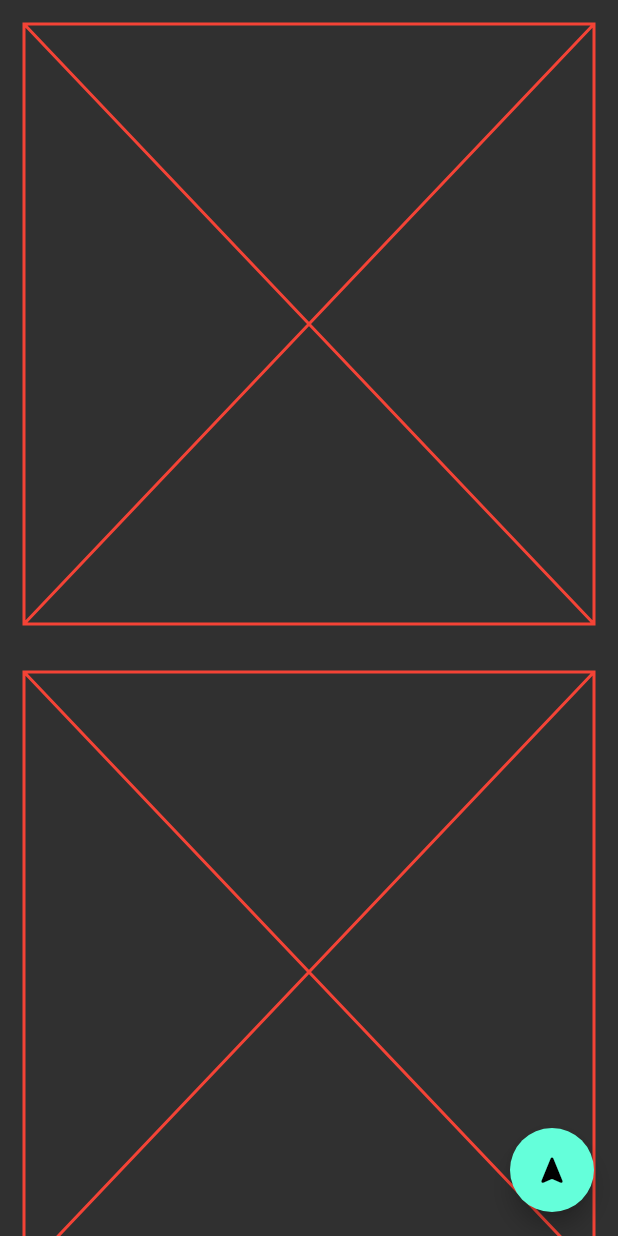
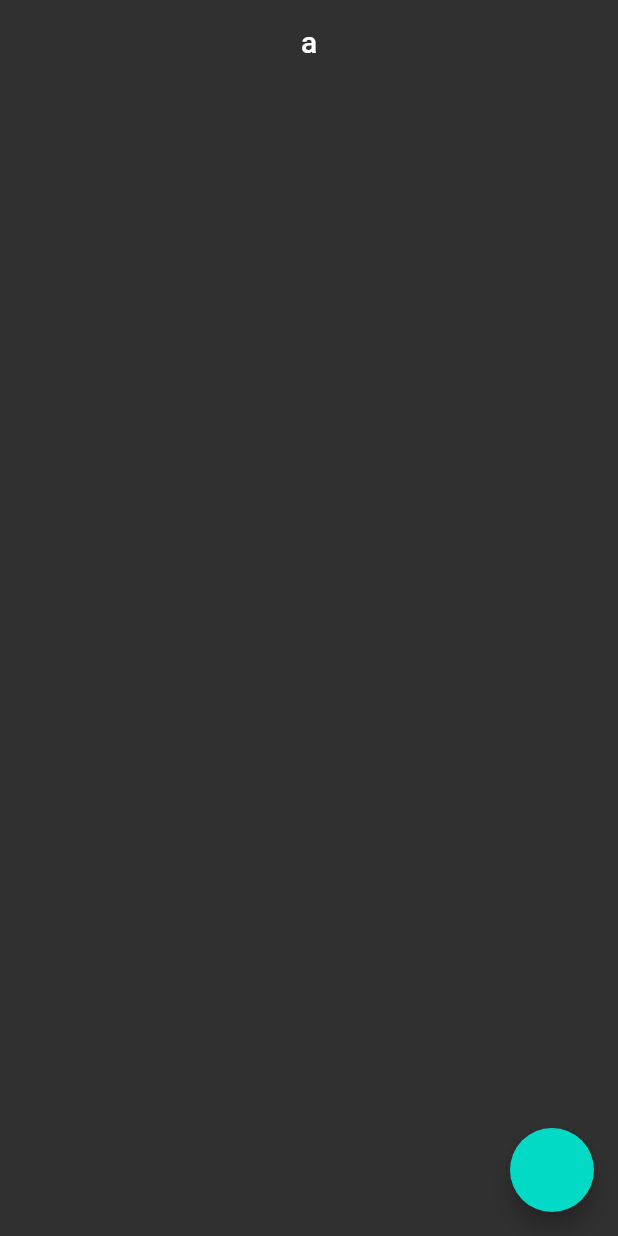
Before and after one commit to mustafaalpyanikoglu/Flutter-Full-Learn, a Flutter app: the screen it shows after launch, on a phone screen of 412 x 824 dp. Run offline on Flutter 3.47's test engine with Material 2 defaults, Android fonts, the phone set to English and light mode, and no system bars.

Commit message:
feat: #9 Tab tabbar, nullable, model building.

```diff
--- a/lib/101/app_bar_learn.dart
+++ b/lib/101/app_bar_learn.dart
@@ -1,5 +1,4 @@
 import 'package:flutter/material.dart';
-import 'package:flutter/services.dart';
 
 class AppBarLearnView extends StatelessWidget {
   const AppBarLearnView({super.key});
--- a/lib/101/button_learn.dart
+++ b/lib/101/button_learn.dart
@@ -11,8 +11,8 @@ class ButtonLearn extends StatelessWidget {
           children: [
             TextButton(
                 onPressed: () {},
-                child:
-                    Text('Save', style: Theme.of(context).textTheme.subtitle1),
+                child: Text('Save',
+                    style: Theme.of(context).textTheme.titleMedium),
                 style: ButtonStyle(
                   backgroundColor: MaterialStateProperty.resolveWith((states) {
                     if (states.contains(MaterialState.pressed)) {
--- a/lib/101/color_learn.dart
+++ b/lib/101/color_learn.dart
@@ -22,7 +22,7 @@ class ColorLearnView extends StatelessWidget {
 }
 
 class ColorsItems {
-  static final Color porchase = const Color(0xffEDBF61);
+  static const Color porchase = Color(0xffEDBF61);
 
-  static final Color sulu = const Color.fromRGBO(198, 237, 97, 1);
+  static const Color sulu = Color.fromRGBO(198, 237, 97, 1);
 }
--- a/lib/101/container_sized_box_learn.dart
+++ b/lib/101/container_sized_box_learn.dart
@@ -10,7 +10,7 @@ class ContainerSizedBoxLearn extends StatelessWidget {
       body: Column(
         children: [
           SizedBox(width: 200, height: 200, child: Text('a' * 500)),
-          const SizedBox.shrink(), //boş bir alan vermek için
+          const SizedBox.shrink(), //boş bir alan vermek icin
           SizedBox.square(dimension: 50, child: Text('b' * 50)),
           Container(
             height: 50,
--- /dev/null
+++ b/lib/202/model_learn.dart
@@ -0,0 +1,125 @@
+// ignore_for_file: public_member_api_docs, sort_constructors_first
+class PostModel {
+  int? userId;
+  int? id;
+  String? title;
+  String? body;
+}
+
+class PostModel2 {
+  int userId;
+  int id;
+  String title;
+  String body;
+
+  PostModel2(this.userId, this.id, this.title, this.body);
+}
+
+class PostModel3 {
+  final int userId;
+  final int id;
+  final String title;
+  final String body;
+
+  PostModel3(this.userId, this.id, this.title, this.body);
+}
+
+//localden veri çekme işlemlerinde bu yöntem daha mantıklı
+class PostModel4 {
+  final int userId;
+  final int id;
+  final String title;
+  final String body;
+
+  PostModel4(
+      {required this.userId,
+      required this.id,
+      required this.title,
+      required this.body});
+}
+
+class PostModel5 {
+  final int _userId;
+  final int _id;
+  final String _title;
+  final String _body;
+
+  int get userId => _userId;
+
+  PostModel5(
+      {required int userId,
+      required int id,
+      required String title,
+      required String body})
+      : _userId = userId,
+        _id = id,
+        _title = title,
+        _body = body;
+}
+
+class PostModel6 {
+  late final int _userId;
+  late final int _id;
+  late final String _title;
+  late final String _body;
+
+  PostModel6(
+      {required int userId,
+      required int id,
+      required String title,
+      required String body}) {
+    _userId = userId;
+    _id = id;
+    _title = title;
+    _body = body;
+  }
+}
+
+class PostModel7 {
+  late final int _userId;
+  late final int _id;
+  late final String _title;
+  late final String _body;
+
+  PostModel7({
+    int userId = 0,
+    int id = 0,
+    String title = '',
+    String body = '',
+  }) {
+    _userId = userId;
+    _id = id;
+    _title = title;
+    _body = body;
+  }
+}
+
+//Servisten data çekme işlemi varsa en mantıklısı bu
+class PostModel8 {
+  final int? userId;
+  final int? id;
+  final String? title;
+  String? body;
+
+  PostModel8({this.userId, this.id, this.title, this.body});
+
+  void updateBody(String? data) {
+    if (data != null && data.isNotEmpty) {
+      body = data;
+    }
+  }
+
+  PostModel8 copyWith({
+    int? userId,
+    int? id,
+    String? title,
+    String? body,
+  }) {
+    return PostModel8(
+      userId: userId ?? this.userId,
+      id: id ?? this.id,
+      title: title ?? this.title,
+      body: body ?? this.body,
+    );
+  }
+}
--- /dev/null
+++ b/lib/202/model_learn_view.dart
@@ -0,0 +1,52 @@
+import 'package:flutter/material.dart';
+import 'package:flutter_full_learn/202/model_learn.dart';
+
+class ModelLearnView extends StatefulWidget {
+  const ModelLearnView({super.key});
+
+  @override
+  State<ModelLearnView> createState() => _ModelLearnViewState();
+}
+
+class _ModelLearnViewState extends State<ModelLearnView> {
+  PostModel8 user9 = PostModel8(body: 'a');
+  @override
+  void initState() {
+    super.initState();
+
+    final user1 = PostModel()
+      ..userId = 1
+      ..title = 'vb';
+    user1.body = 'hello';
+
+    final user2 = PostModel2(1, 1, 'pm2', 'pm2 body')..body = 'new body';
+
+    final user3 = PostModel3(3, 3, 'a', 'b');
+
+    final user4 = PostModel4(userId: 4, id: 4, title: 'd', body: 'f');
+
+    final user5 = PostModel5(userId: 5, id: 5, title: 'e', body: 'g');
+    user5.userId;
+
+    final user6 = PostModel6(userId: 6, id: 6, title: 'title', body: 'body');
+
+    final user7 = PostModel7(userId: 7, id: 7);
+
+    final user8 = PostModel8(body: 'a');
+  }
+
+  @override
+  Widget build(BuildContext context) {
+    return Scaffold(
+      floatingActionButton: FloatingActionButton(onPressed: () {
+        setState(() {
+          user9 = user9.copyWith(title: 'vb');
+          user9.updateBody('body body new body');
+        });
+      }),
+      appBar: AppBar(
+        title: Text(user9.body ?? 'Not has any data'),
+      ),
+    );
+  }
+}
--- a/lib/main.dart
+++ b/lib/main.dart
@@ -1,33 +1,11 @@
 import 'package:flutter/material.dart';
 import 'package:flutter/services.dart';
-import 'package:flutter_full_learn/101/app_bar_learn.dart';
-import 'package:flutter_full_learn/101/button_learn.dart';
-import 'package:flutter_full_learn/101/column_learn.dart';
-import 'package:flutter_full_learn/101/container_sized_box_learn.dart';
-import 'package:flutter_full_learn/101/icon_learn.dart';
-import 'package:flutter_full_learn/101/image_learn.dart';
-import 'package:flutter_full_learn/101/indicator_learn.dart';
-import 'package:flutter_full_learn/101/list_view_builder.dart';
-import 'package:flutter_full_learn/101/navigate_detail_learn.dart';
-import 'package:flutter_full_learn/101/navigation_learn.dart';
-import 'package:flutter_full_learn/101/scaffold_learn.dart';
-import 'package:flutter_full_learn/demos/color_demos_view.dart';
-import 'package:flutter_full_learn/demos/color_life_cycle_view.dart';
-import 'package:flutter_full_learn/demos/my_collections_demos.dart';
 
-import '101/cart_learn.dart';
 import '101/color_learn.dart';
-import '101/custom_widger_learn.dart';
-import '101/list_tile_learn.dart';
-import '101/list_view_learn.dart';
-import '101/padding_learn.dart';
-import '101/stack_learn.dart';
-import '101/stateless_learn.dart';
-import 'demos/note_demos_view.dart';
-import 'demos/stack_demo_view.dart';
+import '202/model_learn_view.dart';
 
 void main() {
-  runApp(const MyApp()); //projeyi başlatyıor
+  runApp(const MyApp());
 }
 
 class MyApp extends StatelessWidget {
@@ -36,10 +14,16 @@ class MyApp extends StatelessWidget {
   @override
   Widget build(BuildContext context) {
     return MaterialApp(
-      //Projenin ana hatları burda çiziliyor ve devam ediyor
       title: 'Flutter Demo',
       debugShowCheckedModeBanner: false,
       theme: ThemeData.dark().copyWith(
+          tabBarTheme: const TabBarTheme(
+            labelColor: Colors.white,
+            unselectedLabelColor: Colors.red,
+            indicatorSize: TabBarIndicatorSize.label,
+          ),
+          bottomAppBarTheme:
+              const BottomAppBarTheme(shape: CircularNotchedRectangle()),
           progressIndicatorTheme:
               const ProgressIndicatorThemeData(color: Colors.white),
           listTileTheme:
@@ -47,14 +31,14 @@ class MyApp extends StatelessWidget {
           cardTheme: CardTheme(
               shape: RoundedRectangleBorder(
                   borderRadius: BorderRadius.circular(20))),
-          errorColor: ColorsItems.porchase,
+          colorScheme: const ColorScheme.light(error: ColorsItems.porchase),
           appBarTheme: const AppBarTheme(
             centerTitle: true,
             systemOverlayStyle: SystemUiOverlayStyle.light,
             backgroundColor: Colors.transparent,
             elevation: 0,
           )),
-      home: const NavigationLearn(),
+      home: const ModelLearnView(),
     );
   }
 }
```
Also changed, not shown: lib/202/tab_lear.dart (added, +93 -0 lines), pubspec.lock.
